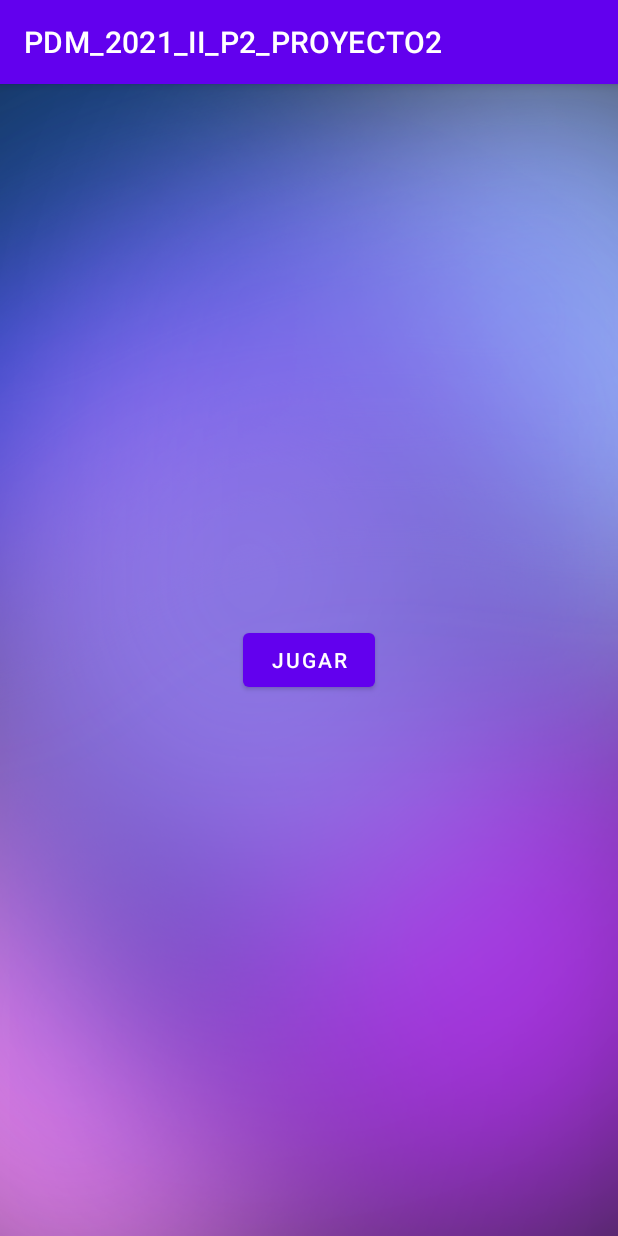
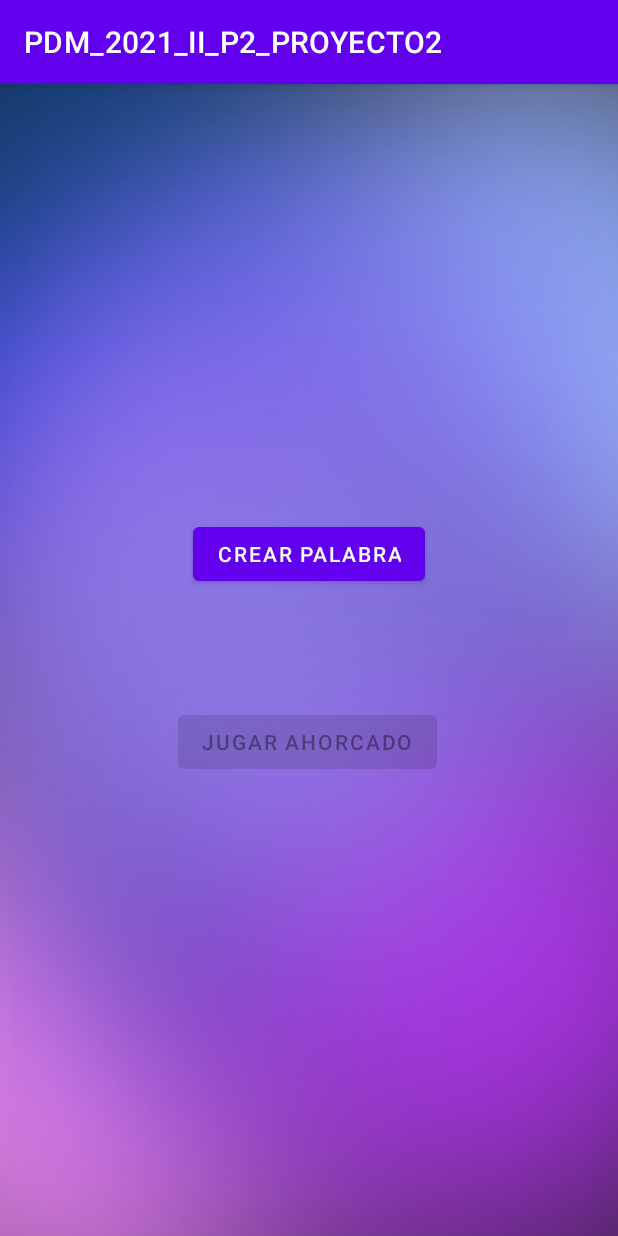
Before and after one commit to Leonel-Padilla/PDM_2021_II_P2_PROYECTO2, an Android app: the screen it shows after launch (MainActivity), on a phone screen of 412 x 824 dp. Run offline under Robolectric (Android 15) with nearby library versions, the phone set to English and light mode, and no system bars.

Commit message:
Commit casi final

```diff
--- a/app/src/main/AndroidManifest.xml
+++ b/app/src/main/AndroidManifest.xml
@@ -9,7 +9,7 @@
         android:roundIcon="@mipmap/ic_launcher_round"
         android:supportsRtl="true"
         android:theme="@style/Theme.PDM_2021_II_P2_PROYECTO2">
-        <activity android:name=".Clases.GanarActivity"></activity>
+        <activity android:name=".GanarActivity"></activity>
         <activity android:name=".PerderActivity" />
         <activity android:name=".JugarActivity" />
         <activity android:name=".CrearPalabraActivity" />
--- a/app/src/main/java/hn/edu/ujcv/pdm_2021_ii_p2_proyecto2/CrearPalabraActivity.kt
+++ b/app/src/main/java/hn/edu/ujcv/pdm_2021_ii_p2_proyecto2/CrearPalabraActivity.kt
@@ -19,13 +19,15 @@ class CrearPalabraActivity : AppCompatActivity() {
         }else if (txtPista.text.isEmpty()){
             Toast.makeText(applicationContext, "La pista no puede estar vacia", Toast.LENGTH_SHORT).show()
         }else if(txtPalabra.text.length > 10){
-            Toast.makeText(applicationContext, "La palabra no puede tener más de YYYYYYY letras", Toast.LENGTH_SHORT).show()
+            Toast.makeText(applicationContext, "La palabra no puede tener más de 10 letras", Toast.LENGTH_SHORT).show()
         }else{
             val palabra = Palabra()
             palabra.Palabra = txtPalabra.text.toString()
             palabra.Pista = txtPista.text.toString()
             Palabra.Palabras.add(palabra)
             Toast.makeText(applicationContext, "Palabra agregada!", Toast.LENGTH_SHORT).show()
+            txtPalabra.setText("")
+            txtPista.setText("")
         }
     }
 }
--- a/app/src/main/java/hn/edu/ujcv/pdm_2021_ii_p2_proyecto2/JugarActivity.kt
+++ b/app/src/main/java/hn/edu/ujcv/pdm_2021_ii_p2_proyecto2/JugarActivity.kt
@@ -5,10 +5,8 @@ import androidx.appcompat.app.AppCompatActivity
 import android.os.Bundle
 import android.view.View
 import android.widget.Toast
-import hn.edu.ujcv.pdm_2021_ii_p2_proyecto2.Clases.GanarActivity
 import hn.edu.ujcv.pdm_2021_ii_p2_proyecto2.Clases.Palabra
 import kotlinx.android.synthetic.main.activity_jugar.*
-import kotlin.random.Random.Default.nextInt
 
 class JugarActivity : AppCompatActivity() {
     var palabraActual       = Palabra()
@@ -64,6 +62,7 @@ class JugarActivity : AppCompatActivity() {
             }
 
         }
+        txtLetra.setText("")
     }//--
     private fun Hangman(contadorDerrota:Int) {
         if (contadorDerrota == 0) {
--- a/app/src/main/java/hn/edu/ujcv/pdm_2021_ii_p2_proyecto2/MainActivity.kt
+++ b/app/src/main/java/hn/edu/ujcv/pdm_2021_ii_p2_proyecto2/MainActivity.kt
@@ -3,14 +3,25 @@ package hn.edu.ujcv.pdm_2021_ii_p2_proyecto2
 import android.content.Intent
 import androidx.appcompat.app.AppCompatActivity
 import android.os.Bundle
-import hn.edu.ujcv.pdm_2021_ii_p2_proyecto2.Clases.GanarActivity
 import kotlinx.android.synthetic.main.activity_main.*
 
 class MainActivity : AppCompatActivity() {
     override fun onCreate(savedInstanceState: Bundle?) {
         super.onCreate(savedInstanceState)
         setContentView(R.layout.activity_main)
+        inicializar()
+        btnCrear.setOnClickListener { crear() }
         btnJugar.setOnClickListener { jugar() }
+    }
+
+    private fun inicializar() {
+        btnJugar.isEnabled = false
+    }
+
+    private fun crear() {
+        val intent  = Intent(this, CrearPalabraActivity::class.java)
+        startActivity(intent)
+        btnJugar.isEnabled = true
     }
 
     private fun jugar() {
--- a/app/src/main/res/layout/activity_ganar.xml
+++ b/app/src/main/res/layout/activity_ganar.xml
@@ -4,7 +4,7 @@
     xmlns:tools="http://schemas.android.com/tools"
     android:layout_width="match_parent"
     android:layout_height="match_parent"
-    tools:context=".Clases.GanarActivity">
+    tools:context=".GanarActivity">
 
     <pl.droidsonroids.gif.GifImageView
         android:id="@+id/gifImageView"
--- a/app/src/main/res/layout/activity_main.xml
+++ b/app/src/main/res/layout/activity_main.xml
@@ -11,11 +11,22 @@
         android:id="@+id/btnJugar"
         android:layout_width="wrap_content"
         android:layout_height="wrap_content"
-        android:text="Jugar"
+        android:layout_marginBottom="305dp"
+        android:text="Jugar Ahorcado"
         app:layout_constraintBottom_toBottomOf="parent"
         app:layout_constraintEnd_toEndOf="parent"
+        app:layout_constraintHorizontal_bias="0.497"
+        app:layout_constraintStart_toStartOf="parent" />
+
+    <Button
+        android:id="@+id/btnCrear"
+        android:layout_width="wrap_content"
+        android:layout_height="wrap_content"
+        android:layout_marginBottom="77dp"
+        android:text="Crear Palabra"
+        app:layout_constraintBottom_toTopOf="@+id/btnJugar"
+        app:layout_constraintEnd_toEndOf="parent"
         app:layout_constraintHorizontal_bias="0.5"
-        app:layout_constraintStart_toStartOf="parent"
-        app:layout_constraintTop_toTopOf="parent" />
+        app:layout_constraintStart_toStartOf="parent" />
 
 </androidx.constraintlayout.widget.ConstraintLayout>
```
Also changed, not shown: app/src/main/java/hn/edu/ujcv/pdm_2021_ii_p2_proyecto2/GanarActivity.kt (renamed from app/src/main/java/hn/edu/ujcv/pdm_2021_ii_p2_proyecto2/Clases/GanarActivity.kt, +9 -1 lines), app/src/main/res/layout/activity_crear_palabra.xml (+8 -12 lines).
